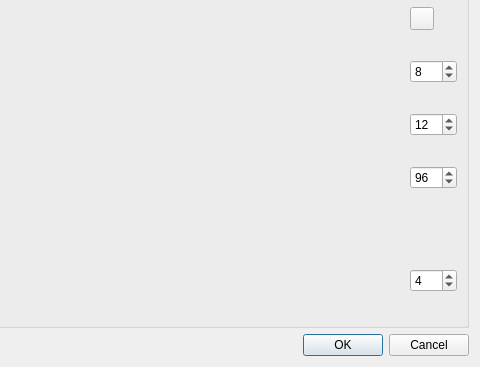
The window that kadas_mbtiles/kadas_mbtiles_export_dialog.ui (kadas-albireo/kadas-mbtiles-plugin) describes before a commit, drawn with Qt 5; both pictures show x 288 to 768 and y 466 to 833 of the 768 by 833 pixel window.
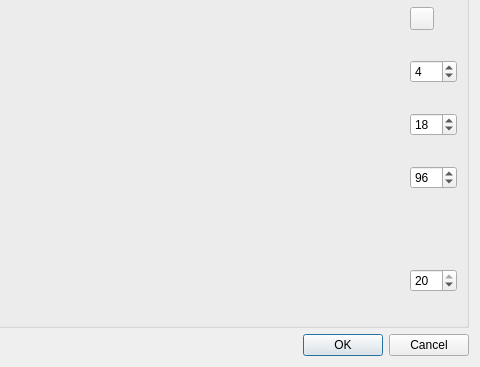
The same window after the commit. Custom widgets are drawn as their Qt base class.

Commit message: Change default advanced values

What changed in the file:
```diff
--- a/kadas_mbtiles/kadas_mbtiles_export_dialog.ui
+++ b/kadas_mbtiles/kadas_mbtiles_export_dialog.ui
@@ -159,7 +159,7 @@
          <number>25</number>
         </property>
         <property name="value">
-         <number>8</number>
+         <number>4</number>
         </property>
        </widget>
       </item>
@@ -172,7 +172,7 @@
          <number>20</number>
         </property>
         <property name="value">
-         <number>4</number>
+         <number>20</number>
         </property>
        </widget>
       </item>
@@ -209,7 +209,7 @@
          <number>25</number>
         </property>
         <property name="value">
-         <number>12</number>
+         <number>18</number>
         </property>
        </widget>
       </item>
```
